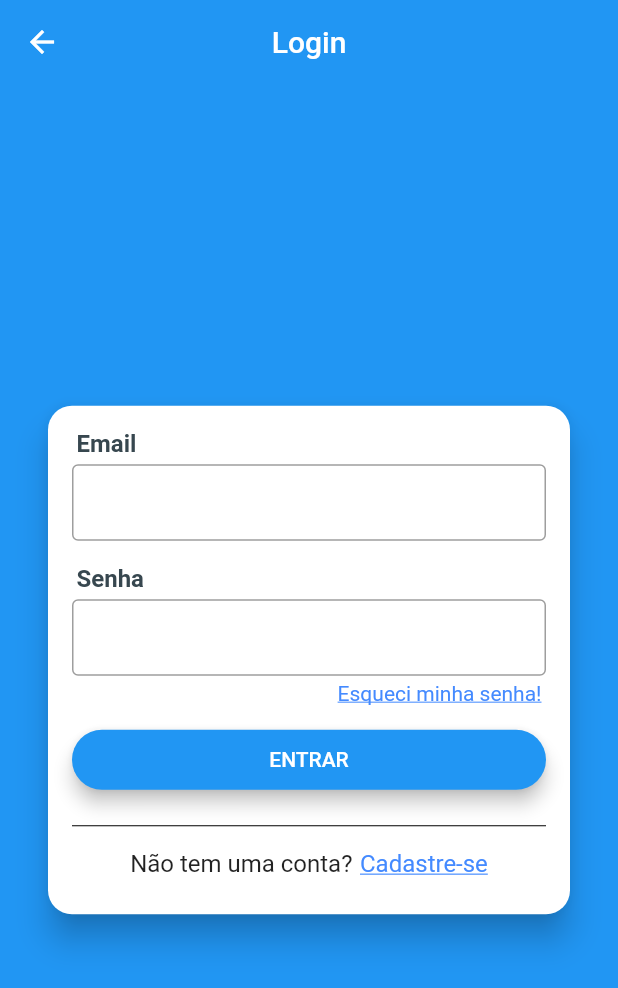
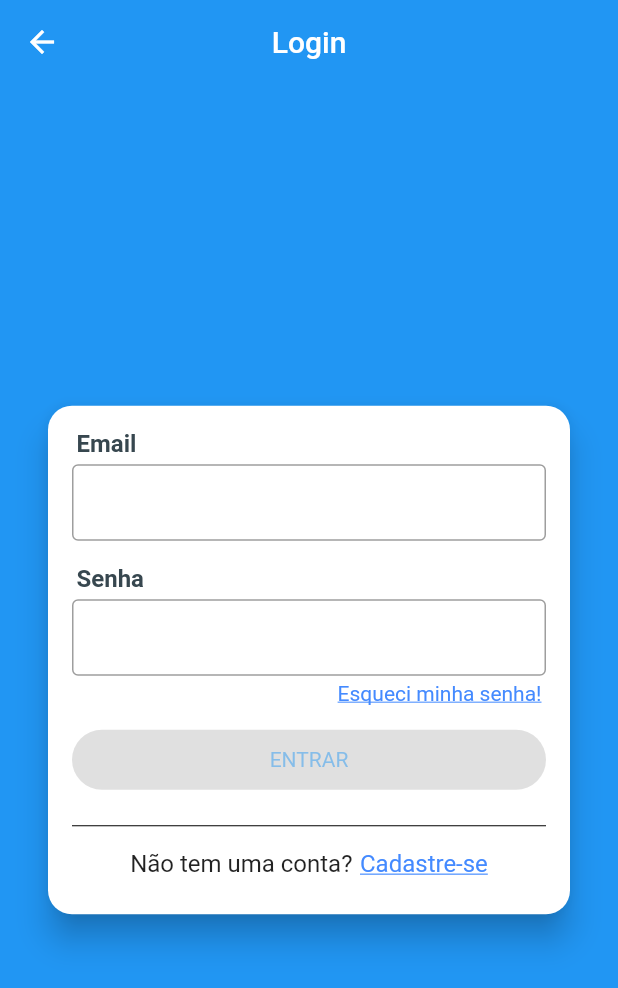
Before and after one commit to Lima-Tembe/Olx_Clone, a Flutter app: the screen it shows after launch, in the side drawer, after a tap on "Acesse a sua conta!", on a phone screen of 412 x 824 dp. Shown: the top 988 px of the screen. Run offline on Flutter 3.47's test engine with Material 2 defaults, Android fonts, the phone set to English and light mode, and no system bars; our stand-ins replace flutter_mobx, get_it, mobx, parse_server_sdk; generated files the repository leaves out were written again.

Commit message:
Fazendo a login screen

```diff
--- a/lib/components/button/button_form.dart
+++ b/lib/components/button/button_form.dart
@@ -1,7 +1,8 @@
 import 'package:flutter/material.dart';
 
 class ButtonForm extends StatelessWidget {
-  const ButtonForm({Key key, this.text, this.onPressed, this.disabledColor}) : super(key: key);
+  const ButtonForm({Key key, this.text, this.onPressed, this.disabledColor})
+      : super(key: key);
   final String text;
   final VoidCallback onPressed;
   final Color disabledColor;
@@ -11,14 +12,22 @@ class ButtonForm extends StatelessWidget {
     return Container(
       height: 40,
       margin: const EdgeInsets.symmetric(vertical: 16),
-      child: RaisedButton(
+      child: ElevatedButton(
         onPressed: onPressed,
-        color: Colors.blue,
-        textColor: Colors.white,
+        style: ElevatedButton.styleFrom(
+          primary: Colors.blue,
+          textStyle: TextStyle(color: Colors.white),
+          elevation: 5,
+          shape:
+              RoundedRectangleBorder(borderRadius: BorderRadius.circular(20)),
+          onSurface: disabledColor,
+        ),
+        //color: Colors.blue,
+        //textColor: Colors.white,
         child: Text('$text'),
-        elevation: 5,
+        /*elevation: 5,
         shape: RoundedRectangleBorder(borderRadius: BorderRadius.circular(20)),
-        disabledColor: disabledColor,
+        disabledColor: disabledColor,*/
       ),
     );
   }
--- a/lib/repositories/table_keys.dart
+++ b/lib/repositories/table_keys.dart
@@ -1,5 +1,7 @@
 const KeyUserID = "objectID";
+const KeyObjectId = "objectId";
 const KeyUserName = "name";
 const KeyUserEmail = "email";
 const KeyUserPhone = "phone";
 const KeyUserType = "type";
+const KeyUserCreatedAt = "createdAt";
--- a/lib/screen/login/login_screen.dart
+++ b/lib/screen/login/login_screen.dart
@@ -1,8 +1,12 @@
 import 'package:flutter/material.dart';
+import 'package:flutter_mobx/flutter_mobx.dart';
 import 'package:xlo_mobx/components/button/button_form.dart';
 import 'package:xlo_mobx/screen/sign_up/sign_up_screen.dart';
+import 'package:xlo_mobx/store/login_store.dart';
 
 class LoginScreen extends StatelessWidget {
+  final LoginStore loginStore = LoginStore();
+
   @override
   Widget build(BuildContext context) {
     return Scaffold(
@@ -33,11 +37,17 @@ class LoginScreen extends StatelessWidget {
                           fontWeight: FontWeight.w700),
                     ),
                   ),
-                  TextField(
+                  Observer(builder: (_) {
+                    return TextField(
                       decoration: InputDecoration(
-                        border: const OutlineInputBorder(), isDense: true),
+                        border: const OutlineInputBorder(),
+                        isDense: true,
+                        errorText: loginStore.emailError,
+                      ),
                       keyboardType: TextInputType.emailAddress,
-                  ),
+                      onChanged: loginStore.setEmail,
+                    );
+                  }),
                   const SizedBox(
                     height: 16,
                   ),
@@ -51,12 +61,18 @@ class LoginScreen extends StatelessWidget {
                           fontWeight: FontWeight.w700),
                     ),
                   ),
-                  TextField(
+                  Observer(builder: (_) {
+                    return TextField(
                       decoration: InputDecoration(
-                        border: const OutlineInputBorder(), isDense: true),
+                          border: const OutlineInputBorder(),
+                          isDense: true,
+                          errorText: loginStore.passError),
                       obscureText: true,
-                  ),
-                  GestureDetector(
+                      onChanged: loginStore.setPass,
+                    );
+                  }),
+                  Observer(builder: (_) {
+                    return GestureDetector(
                       onTap: () {},
                       child: Padding(
                         padding: const EdgeInsets.only(right: 3, top: 4),
@@ -66,14 +82,19 @@ class LoginScreen extends StatelessWidget {
                           style: TextStyle(
                             decoration: TextDecoration.underline,
                             color: Colors.blueAccent,
-                            fontSize: 14),
+                            fontSize: 14,
                           ),
                         ),
                       ),
-                  ButtonForm(
+                    );
+                  }),
+                  Observer(builder: (_) {
+                    return ButtonForm(
                       text: "ENTRAR",
-                    onPressed: () {},
-                  ),
+                      onPressed: loginStore.loginPressed,
+                      disabledColor: Colors.blue.withAlpha(120),
+                    );
+                  }),
                   Divider(
                     color: Colors.black,
                   ),
```
Also changed, not shown: lib/models/user.dart (+16 -6 lines), lib/repositories/parse_errors.dart (added, +52 -0 lines), lib/repositories/user_repository.dart (+20 -2 lines), lib/screen/sign_up/sign_up_screen.dart (+7 -6 lines), lib/store/login_store.dart (added, +32 -0 lines), lib/store/signup_store.dart (+9 -1 lines), lib/store/login_store.g.dart (added), lib/store/signup_store.g.dart, pubspec.lock. Lines whose indentation alone changed are shown as unchanged.
